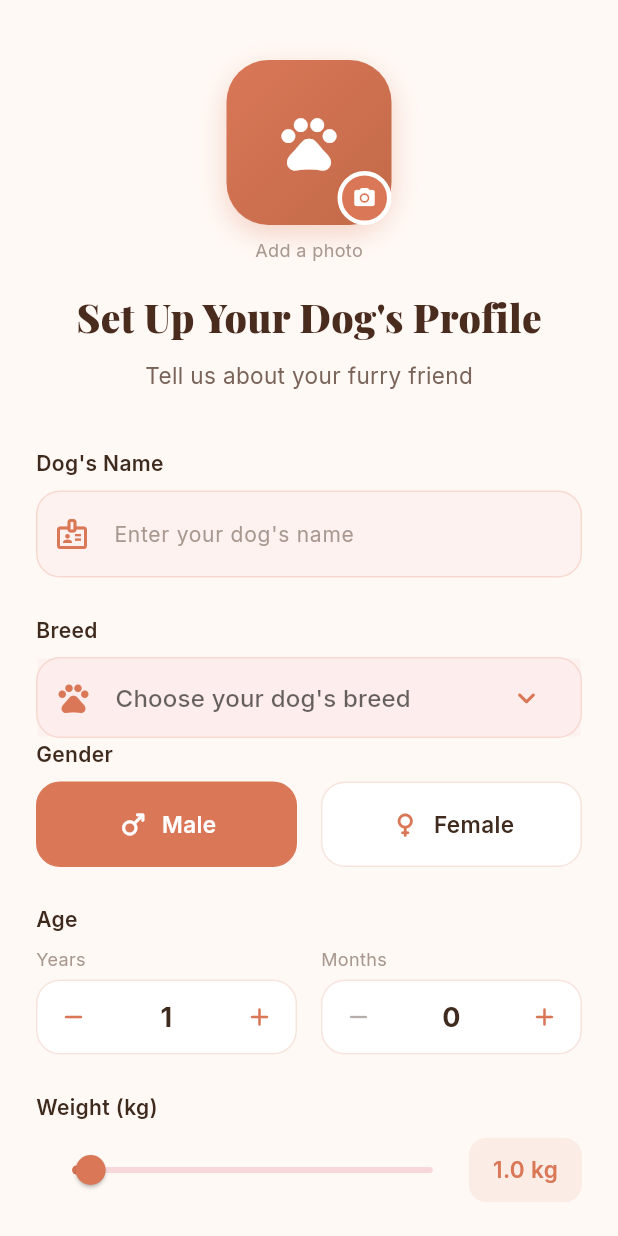
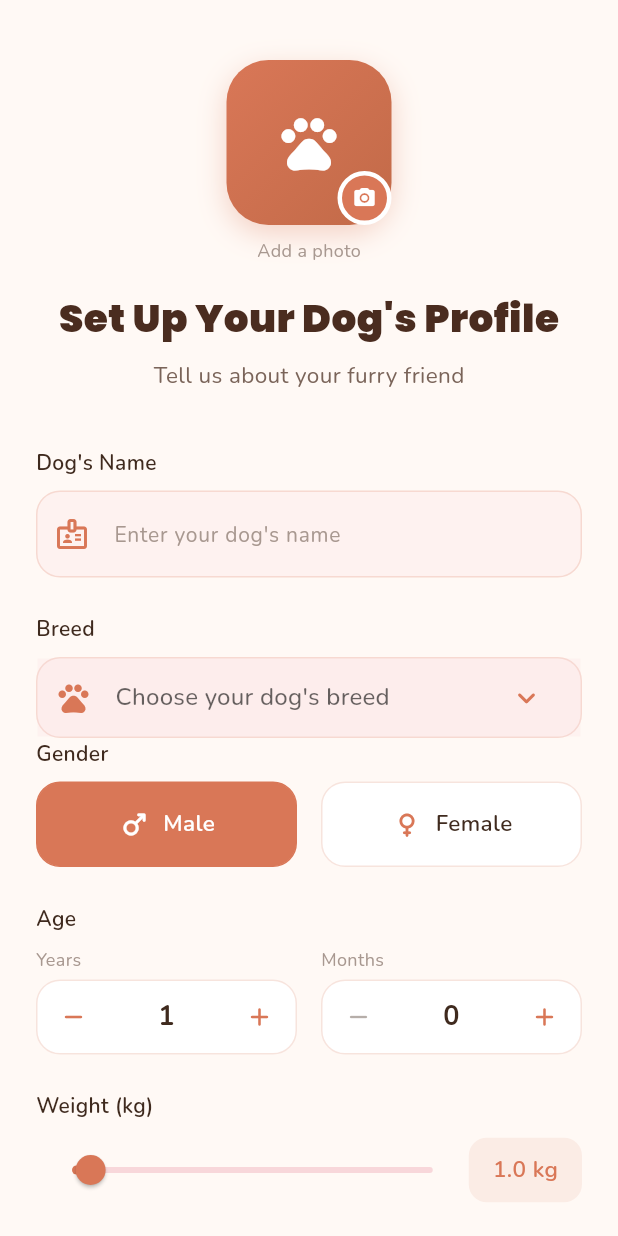
Before and after one commit to innonazarene/pawpurelove, a Flutter app: the screen it shows after launch, after a tap on "Skip", on a phone screen of 412 x 824 dp. Run offline on Flutter 3.47's test engine with Material 3 defaults, Android fonts, the phone set to English and light mode, and no system bars; our stand-ins replace fl_chart, flutter_local_notifications, flutter_map, flutter_timezone, geocoding, geolocator and 5 more; accounts and stored records are empty.

Commit message:
change fonts

```diff
--- a/lib/screens/onboarding_screen.dart
+++ b/lib/screens/onboarding_screen.dart
@@ -148,7 +148,7 @@ class _OnboardingScreenState extends State<OnboardingScreen> {
                   onPressed: _skipToSetup,
                   child: Text(
                     'Skip',
-                    style: GoogleFonts.inter(
+                    style: GoogleFonts.nunito(
                       color: AppColors.textMuted,
                       fontWeight: FontWeight.w500,
                     ),
@@ -182,7 +182,7 @@ class _OnboardingScreenState extends State<OnboardingScreen> {
                         const SizedBox(height: 48),
                         Text(
                           page.title,
-                          style: GoogleFonts.playfairDisplay(
+                          style: GoogleFonts.poppins(
                             fontSize: 32,
                             fontWeight: FontWeight.w900,
                             color: AppColors.textBrown,
@@ -193,7 +193,7 @@ class _OnboardingScreenState extends State<OnboardingScreen> {
                         const SizedBox(height: 16),
                         Text(
                           page.subtitle,
-                          style: GoogleFonts.inter(
+                          style: GoogleFonts.nunito(
                             fontSize: 16,
                             color: AppColors.textLight,
                             height: 1.6,
@@ -312,12 +312,12 @@ class _OnboardingScreenState extends State<OnboardingScreen> {
                     const SizedBox(height: 8),
                     Text(
                       _photoPath != null ? 'Tap to change photo' : 'Add a photo',
-                      style: GoogleFonts.inter(fontSize: 12, color: AppColors.textMuted),
+                      style: GoogleFonts.nunito(fontSize: 12, color: AppColors.textMuted),
                     ),
                     const SizedBox(height: 16),
                     Text(
                       'Set Up Your Dog\'s Profile',
-                      style: GoogleFonts.playfairDisplay(
+                      style: GoogleFonts.poppins(
                         fontSize: 26,
                         fontWeight: FontWeight.w900,
                         color: AppColors.textBrown,
@@ -326,7 +326,7 @@ class _OnboardingScreenState extends State<OnboardingScreen> {
                     const SizedBox(height: 8),
                     Text(
                       'Tell us about your furry friend',
-                      style: GoogleFonts.inter(
+                      style: GoogleFonts.nunito(
                         fontSize: 15,
                         color: AppColors.textLight,
                       ),
@@ -340,7 +340,7 @@ class _OnboardingScreenState extends State<OnboardingScreen> {
               _buildLabel('Dog\'s Name'),
               TextField(
                 controller: _nameController,
-                style: GoogleFonts.inter(fontSize: 16, color: AppColors.textDark),
+                style: GoogleFonts.nunito(fontSize: 16, color: AppColors.textDark),
                 decoration: const InputDecoration(
                   hintText: 'Enter your dog\'s name',
                   prefixIcon: Icon(Icons.badge_outlined, color: AppColors.primary),
@@ -373,7 +373,7 @@ class _OnboardingScreenState extends State<OnboardingScreen> {
                 items: DogBreed.allBreeds.map((b) {
                   return DropdownMenuItem(
                     value: b.name,
-                    child: Text(b.name, style: GoogleFonts.inter(fontSize: 15)),
+                    child: Text(b.name, style: GoogleFonts.nunito(fontSize: 15)),
                   );
                 }).toList(),
                 onChanged: (v) => setState(() => _selectedBreed = v ?? ''),
@@ -409,7 +409,7 @@ class _OnboardingScreenState extends State<OnboardingScreen> {
                             const SizedBox(width: 8),
                             Text(
                               g,
-                              style: GoogleFonts.inter(
+                              style: GoogleFonts.nunito(
                                 fontSize: 15,
                                 fontWeight: FontWeight.w600,
                                 color: isSelected ? Colors.white : AppColors.textDark,
@@ -432,7 +432,7 @@ class _OnboardingScreenState extends State<OnboardingScreen> {
                     child: Column(
                       crossAxisAlignment: CrossAxisAlignment.start,
                       children: [
-                        Text('Years', style: GoogleFonts.inter(fontSize: 12, color: AppColors.textMuted)),
+                        Text('Years', style: GoogleFonts.nunito(fontSize: 12, color: AppColors.textMuted)),
                         const SizedBox(height: 4),
                         _buildNumberPicker(_ageYears, 0, 20, (v) => setState(() => _ageYears = v)),
                       ],
@@ -443,7 +443,7 @@ class _OnboardingScreenState extends State<OnboardingScreen> {
                     child: Column(
                       crossAxisAlignment: CrossAxisAlignment.start,
                       children: [
-                        Text('Months', style: GoogleFonts.inter(fontSize: 12, color: AppColors.textMuted)),
+                        Text('Months', style: GoogleFonts.nunito(fontSize: 12, color: AppColors.textMuted)),
                         const SizedBox(height: 4),
                         _buildNumberPicker(_ageMonths, 0, 11, (v) => setState(() => _ageMonths = v)),
                       ],
@@ -477,7 +477,7 @@ class _OnboardingScreenState extends State<OnboardingScreen> {
                     ),
                     child: Text(
                       '${_weight.toStringAsFixed(1)} kg',
-                      style: GoogleFonts.inter(
+                      style: GoogleFonts.nunito(
                         fontSize: 15,
                         fontWeight: FontWeight.w600,
                         color: AppColors.primary,
@@ -507,7 +507,7 @@ class _OnboardingScreenState extends State<OnboardingScreen> {
       padding: const EdgeInsets.only(bottom: 8),
       child: Text(
         text,
-        style: GoogleFonts.inter(
+        style: GoogleFonts.nunito(
           fontSize: 14,
           fontWeight: FontWeight.w600,
           color: AppColors.textDark,
@@ -535,7 +535,7 @@ class _OnboardingScreenState extends State<OnboardingScreen> {
             child: Text(
               '$value',
               textAlign: TextAlign.center,
-              style: GoogleFonts.inter(
+              style: GoogleFonts.nunito(
                 fontSize: 18,
                 fontWeight: FontWeight.w700,
                 color: AppColors.textDark,
--- a/lib/screens/splash_screen.dart
+++ b/lib/screens/splash_screen.dart
@@ -137,7 +137,7 @@ class _SplashScreenState extends State<SplashScreen>
                   children: [
                     Text(
                       'PawureLove',
-                      style: GoogleFonts.playfairDisplay(
+                      style: GoogleFonts.poppins(
                         fontSize: 36,
                         fontWeight: FontWeight.w900,
                         color: AppColors.textBrown,
@@ -147,7 +147,7 @@ class _SplashScreenState extends State<SplashScreen>
                     const SizedBox(height: 8),
                     Text(
                       'Loving care for your furry best friend',
-                      style: GoogleFonts.inter(
+                      style: GoogleFonts.nunito(
                         fontSize: 15,
                         color: AppColors.textLight,
                         fontWeight: FontWeight.w400,
--- a/lib/theme/app_theme.dart
+++ b/lib/theme/app_theme.dart
@@ -70,61 +70,61 @@ class AppTheme {
         onSurface: AppColors.textDark,
       ),
       scaffoldBackgroundColor: AppColors.background,
-      textTheme: GoogleFonts.interTextTheme().copyWith(
-        displayLarge: GoogleFonts.playfairDisplay(
+      textTheme: GoogleFonts.nunitoTextTheme().copyWith(
+        displayLarge: GoogleFonts.poppins(
           fontSize: 32,
           fontWeight: FontWeight.w900,
           color: AppColors.textBrown,
           letterSpacing: -0.5,
         ),
-        displayMedium: GoogleFonts.playfairDisplay(
+        displayMedium: GoogleFonts.poppins(
           fontSize: 26,
           fontWeight: FontWeight.w700,
           color: AppColors.textBrown,
         ),
-        displaySmall: GoogleFonts.playfairDisplay(
+        displaySmall: GoogleFonts.poppins(
           fontSize: 22,
           fontWeight: FontWeight.w700,
           color: AppColors.textBrown,
         ),
-        headlineMedium: GoogleFonts.inter(
+        headlineMedium: GoogleFonts.nunito(
           fontSize: 18,
           fontWeight: FontWeight.w600,
           color: AppColors.textDark,
         ),
-        headlineSmall: GoogleFonts.inter(
+        headlineSmall: GoogleFonts.nunito(
           fontSize: 16,
           fontWeight: FontWeight.w600,
           color: AppColors.textDark,
         ),
-        titleLarge: GoogleFonts.inter(
+        titleLarge: GoogleFonts.nunito(
           fontSize: 18,
           fontWeight: FontWeight.w500,
           color: AppColors.textDark,
         ),
-        titleMedium: GoogleFonts.inter(
+        titleMedium: GoogleFonts.nunito(
           fontSize: 16,
           fontWeight: FontWeight.w500,
           color: AppColors.textDark,
         ),
-        bodyLarge: GoogleFonts.inter(
+        bodyLarge: GoogleFonts.nunito(
           fontSize: 16,
           fontWeight: FontWeight.w400,
           color: AppColors.textDark,
           height: 1.6,
         ),
-        bodyMedium: GoogleFonts.inter(
+        bodyMedium: GoogleFonts.nunito(
           fontSize: 14,
           fontWeight: FontWeight.w400,
           color: AppColors.textLight,
           height: 1.5,
         ),
-        bodySmall: GoogleFonts.inter(
+        bodySmall: GoogleFonts.nunito(
           fontSize: 12,
           fontWeight: FontWeight.w400,
           color: AppColors.textMuted,
         ),
-        labelLarge: GoogleFonts.inter(
+        labelLarge: GoogleFonts.nunito(
           fontSize: 14,
           fontWeight: FontWeight.w600,
           color: Colors.white,
@@ -136,7 +136,7 @@ class AppTheme {
         scrolledUnderElevation: 0,
         backgroundColor: Colors.transparent,
         foregroundColor: AppColors.textDark,
-        titleTextStyle: GoogleFonts.playfairDisplay(
+        titleTextStyle: GoogleFonts.poppins(
           fontSize: 22,
           fontWeight: FontWeight.w700,
           color: AppColors.textBrown,
@@ -159,7 +159,7 @@ class AppTheme {
           shape: RoundedRectangleBorder(
             borderRadius: BorderRadius.circular(16),
           ),
-          textStyle: GoogleFonts.inter(
+          textStyle: GoogleFonts.nunito(
             fontSize: 16,
             fontWeight: FontWeight.w600,
           ),
@@ -191,11 +191,11 @@ class AppTheme {
           borderSide: const BorderSide(color: AppColors.primary, width: 2),
         ),
         contentPadding: const EdgeInsets.symmetric(horizontal: 20, vertical: 16),
-        labelStyle: GoogleFonts.inter(
+        labelStyle: GoogleFonts.nunito(
           color: AppColors.textLight,
           fontSize: 14,
         ),
-        hintStyle: GoogleFonts.inter(
+        hintStyle: GoogleFonts.nunito(
           color: AppColors.textMuted,
           fontSize: 14,
         ),
@@ -218,7 +218,7 @@ class AppTheme {
       chipTheme: ChipThemeData(
         backgroundColor: AppColors.pastelPink.withValues(alpha: 0.3),
         selectedColor: AppColors.primary,
-        labelStyle: GoogleFonts.inter(fontSize: 13),
+        labelStyle: GoogleFonts.nunito(fontSize: 13),
         shape: RoundedRectangleBorder(
           borderRadius: BorderRadius.circular(12),
         ),
```
Also changed, not shown: lib/screens/activity_map_screen.dart (+4 -4 lines), lib/screens/add_edit_log_screen.dart (+19 -19 lines), lib/screens/add_edit_schedule_screen.dart (+11 -11 lines), lib/screens/care_log_detail_screen.dart (+14 -14 lines), lib/screens/daily_care_screen.dart (+4 -4 lines), lib/screens/health_screen.dart (+13 -13 lines), lib/screens/home_screen.dart (+17 -17 lines), lib/screens/memory_screen.dart (+11 -11 lines), lib/screens/pet_list_screen.dart (+5 -5 lines), lib/screens/profile_screen.dart (+12 -12 lines), lib/screens/schedules_screen.dart (+5 -5 lines), lib/screens/walk_tracker_screen.dart (+5 -5 lines).
